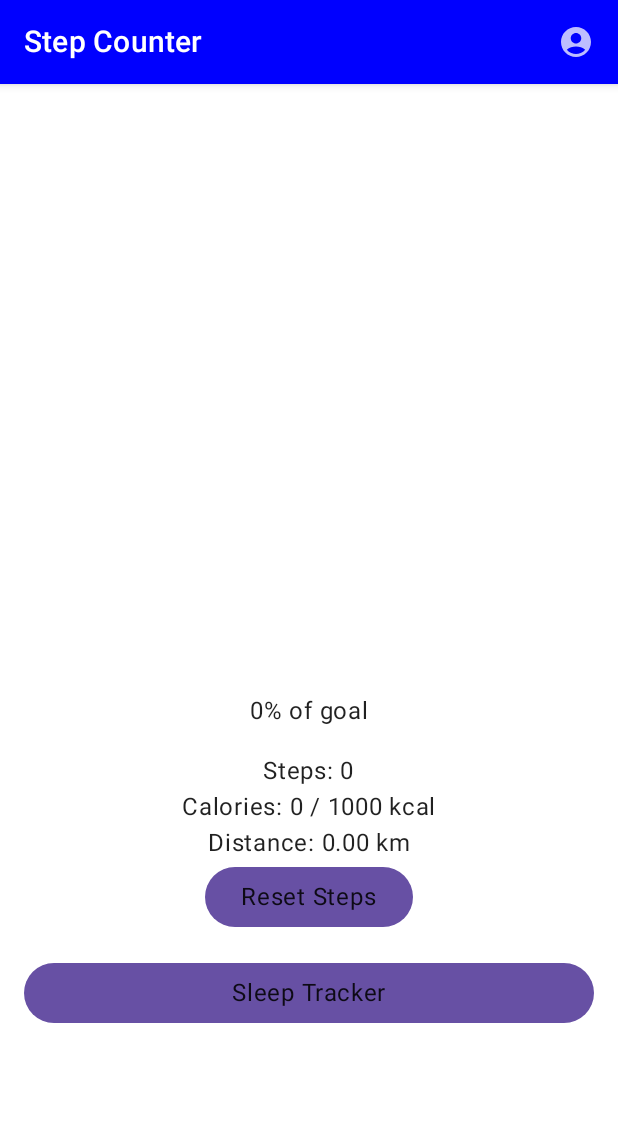
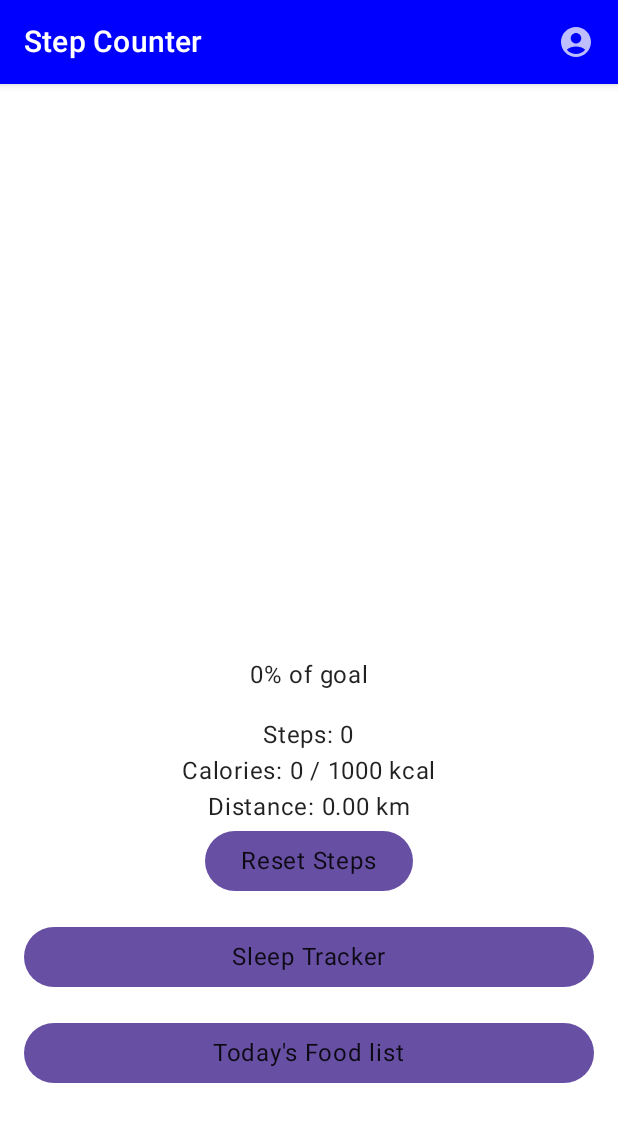
Before and after one commit to akashbhattacharya/FitnessTracker, an Android app built with Jetpack Compose: the ChangeMoveGoalScreen screen opened through its navigation route, after a tap on "Save", on a phone screen of 412 x 824 dp. Shown: the top 1122 px of the screen. Run offline under Robolectric (Android 15) with nearby library versions, the phone set to English and light mode, and no system bars; 1 statement that could not run was skipped.

Commit message:
Added calorie tracking screen
Mohan's code

```diff
--- a/app/src/main/java/com/example/testapp/MainActivity.kt
+++ b/app/src/main/java/com/example/testapp/MainActivity.kt
@@ -73,7 +73,6 @@ fun StepCounterApp(viewModel: StepCounterViewModel) {
                     )
                 }
                 composable("weeklySteps") { com.example.testapp.screens.WeeklyStepsScreen() }
-            // Add the composable for user settings screen
                 composable("userSettings") {
                     com.example.testapp.screens.UserSettingsScreen(
                         navController
@@ -85,19 +84,11 @@ fun StepCounterApp(viewModel: StepCounterViewModel) {
                         viewModel
                     )
                 }
+                composable("foodList"){
+                    com.example.testapp.screens.FoodListScreen(viewModel, navController)
+                }
                 composable("changeMoveGoal") {
                     com.example.testapp.screens.ChangeMoveGoalScreen(
-                    navController,
-                    viewModel
-                )
-            } // Pass viewModel here
-            composable("unitsOfMeasure") {
-                com.example.testapp.screens.UnitsOfMeasureScreen(
-                    navController
-                )
-            }
-            composable("notifications") {
-                com.example.testapp.screens.NotificationsScreen(
                         navController,
                         viewModel
                     )
--- a/app/src/main/java/com/example/testapp/screens/StepCounterUI.kt
+++ b/app/src/main/java/com/example/testapp/screens/StepCounterUI.kt
@@ -53,6 +53,15 @@ fun StepCounterUI(navController: NavController, paddingValues: PaddingValues, vi
             Text("Sleep Tracker")
         }
 
+        androidx.compose.material3.Button(
+            onClick = { navController.navigate("foodList")},
+            modifier = Modifier
+                .fillMaxWidth()
+                .padding(16.dp,0.dp,16.dp,0.dp)
+        ){
+            Text(text = "Today's Food list")
+        }
+
         // Show congratulations message if goal reached
         if (progress >= 1.0f) {
             Text("Congratulations! Goal Achieved!", color = Color.Green)
--- a/app/src/main/java/com/example/testapp/viewmodel/StepCounterViewModel.kt
+++ b/app/src/main/java/com/example/testapp/viewmodel/StepCounterViewModel.kt
@@ -23,10 +23,15 @@ import com.example.testapp.data.UHDRepository
 import com.example.testapp.data.UserHealthDetails
 import kotlinx.coroutines.delay
 import kotlinx.coroutines.flow.MutableStateFlow
+import kotlinx.coroutines.flow.SharingStarted
 import kotlinx.coroutines.flow.StateFlow
+import kotlinx.coroutines.flow.map
+import kotlinx.coroutines.flow.stateIn
 import kotlinx.coroutines.flow.toList
 import kotlinx.coroutines.launch
+import java.text.SimpleDateFormat
 import kotlin.math.sqrt
+import java.util.*
 
 @RequiresApi(Build.VERSION_CODES.CUPCAKE)
 class StepCounterViewModel(application: Application) : AndroidViewModel(application), SensorEventListener {
@@ -54,6 +59,9 @@ class StepCounterViewModel(application: Application) : AndroidViewModel(applicat
 
     private val _moveGoal = MutableStateFlow(1000)
     val moveGoal: StateFlow<Int> = _moveGoal
+
+    private val _foodList = MutableStateFlow<List<FoodItem>>(emptyList())
+    val foodList: StateFlow<List<FoodItem>> = _foodList
 
     private val _motivationalMessages = listOf(
         "Keep going, you're doing great!",
@@ -91,7 +99,15 @@ class StepCounterViewModel(application: Application) : AndroidViewModel(applicat
             }
         }
     }
+    val totalCalories: StateFlow<Int> = _foodList.map { list ->
+        list.sumOf { it.calories }
+    }.stateIn(viewModelScope, SharingStarted.WhileSubscribed(), 0)
 
+    fun addFoodItem(name: String, calories: Int) {
+        val timestamp = SimpleDateFormat("yyyy-MM-dd HH:mm:ss", Locale.getDefault()).format(Date())
+        val newItem = FoodItem(name, calories, timestamp)
+        _foodList.value = _foodList.value + newItem
+    }
     override fun onSensorChanged(event: SensorEvent?) {
         when (event?.sensor?.type) {
             Sensor.TYPE_STEP_COUNTER -> {
@@ -300,3 +316,4 @@ class StepCounterViewModel(application: Application) : AndroidViewModel(applicat
         sensorManager.unregisterListener(this)
     }
 }
+data class FoodItem(val name: String, val calories: Int, val timestamp : String)
```
Also changed, not shown: app/src/main/java/com/example/testapp/screens/FoodListScreen.kt (added, +118 -0 lines). Lines whose indentation alone changed are shown as unchanged.
